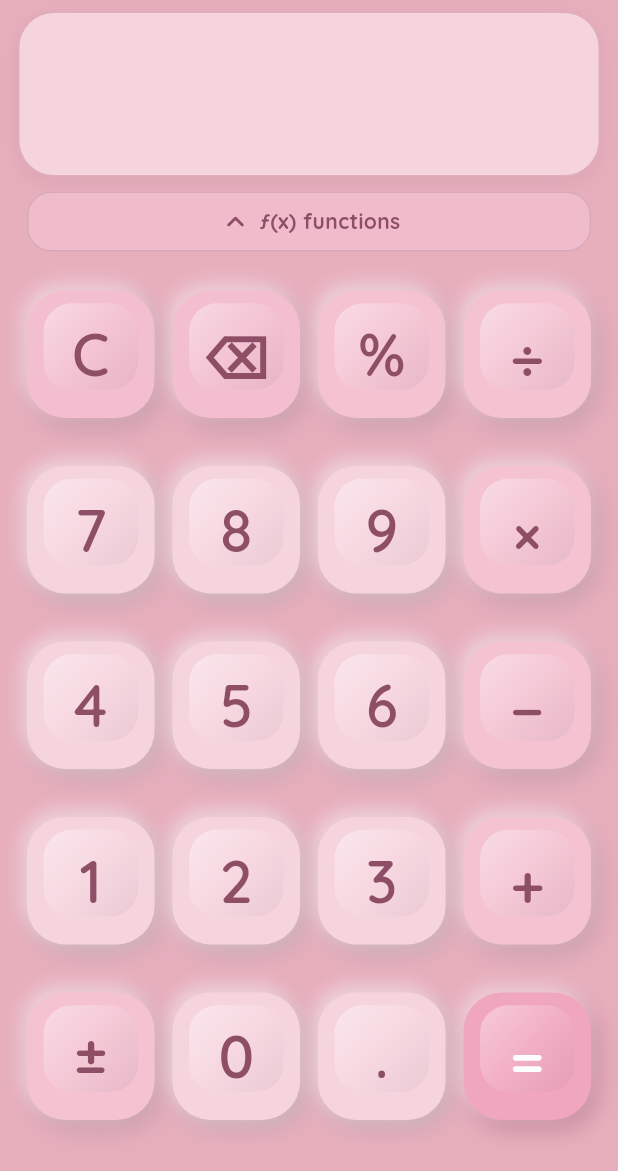
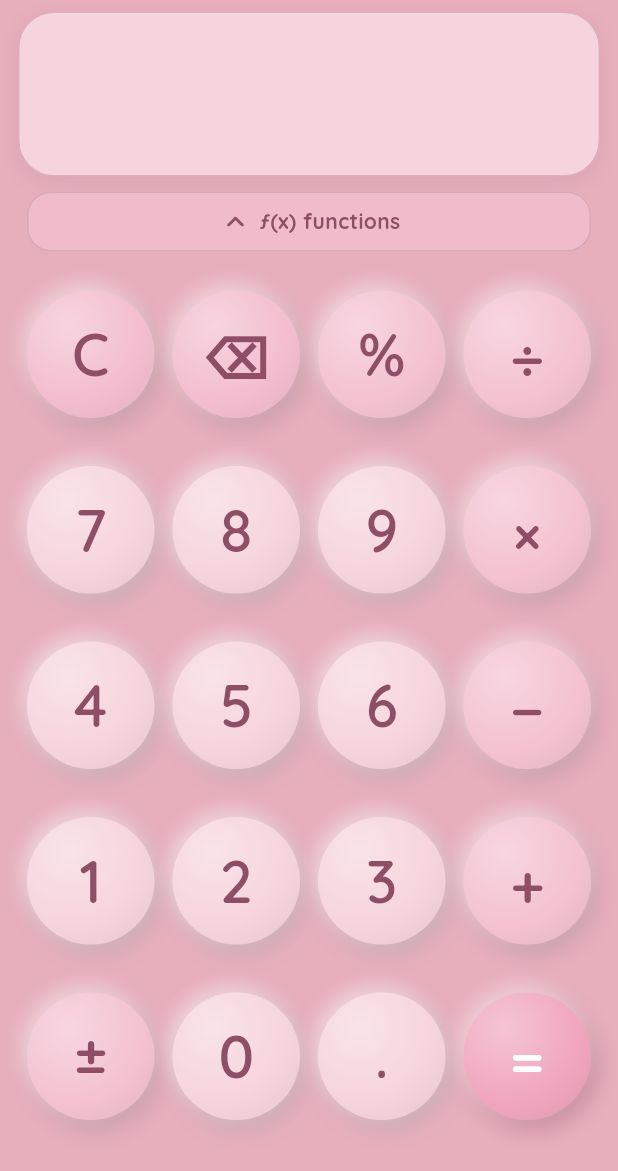
Before and after one commit to azs4n10/caculator, a Flutter app: the screen it shows after launch, on a phone screen of 412 x 824 dp, the part 65-1236 px from its top. Run offline on Flutter 3.47's test engine with Material 3 defaults, Android fonts, the phone set to English and light mode, and no system bars; our stand-ins replace google_fonts, math_expressions, shared_preferences; missing offline and left inert: flutter_math_fork.

Commit message:
fix: keep keycaps round — apply the cushion material to circles, not squares
Reverts the square shape (mistake) while keeping the key3 cushion feel: round
caps with top-left highlight, bottom-right soft shadow and a radial dome.

```diff
--- a/lib/widgets/typewriter_key.dart
+++ b/lib/widgets/typewriter_key.dart
@@ -4,11 +4,11 @@ import 'package:flutter/services.dart';
 import '../theme.dart';
 import '../theme/key_texture.dart';
 
-/// A soft, cushioned rounded-square keycap (modelled on the key3 reference):
-/// a raised cap lit from the top-left (light highlight) and shaded to the
-/// bottom-right (soft drop shadow), with an inflated glossy top face. [texture]
-/// swaps the material: glossy cushion / matte / clear crystal / jelly.
-/// Fills its parent box — wrap in a square (AspectRatio 1).
+/// A soft, cushioned ROUND keycap. It's lit from the top-left (a white
+/// highlight) and shaded to the bottom-right (a soft drop shadow), with a
+/// radial dome gradient, so it reads as a puffy pillow — the key3 feel, kept
+/// circular. [texture] swaps the material: glossy cushion / matte / clear
+/// crystal / jelly. Fills its parent box — wrap in a square (AspectRatio 1).
 class TypewriterKey extends StatefulWidget {
   final String label;
   final VoidCallback onTap;
@@ -53,14 +53,14 @@ class _TypewriterKeyState extends State<TypewriterKey> {
       builder: (_, c) {
         final w = c.maxWidth, h = c.maxHeight;
         final t = widget.texture;
-        final r = BorderRadius.circular(h * 0.30);
-        final shift = h * 0.05;
+        final shift = h * 0.045;
         final crystal = t == KeyTexture.crystal;
+        const dome = Alignment(-0.35, -0.45); // highlight toward the top-left
 
-        // Raised cushion: white highlight at the top-left, soft dark shadow at
-        // the bottom-right.
+        // Soft cushion lighting: white highlight top-left, soft dark shadow
+        // bottom-right.
         final raised = <BoxShadow>[
-          BoxShadow(color: _d(0.20), offset: Offset(w * 0.045, h * 0.06), blurRadius: h * 0.16),
+          BoxShadow(color: _d(0.20), offset: Offset(w * 0.04, h * 0.06), blurRadius: h * 0.15),
           BoxShadow(color: Colors.white.withValues(alpha: 0.5), offset: Offset(-w * 0.035, -h * 0.05), blurRadius: h * 0.12),
         ];
         final pressed = <BoxShadow>[
@@ -70,6 +70,26 @@ class _TypewriterKeyState extends State<TypewriterKey> {
         final crystalShadow = <BoxShadow>[
           BoxShadow(color: Colors.black.withValues(alpha: _down ? 0.06 : 0.16), offset: Offset(0, _down ? 1 : 3.5), blurRadius: _down ? 3 : 7),
         ];
+
+        Gradient? capGradient;
+        switch (t) {
+          case KeyTexture.matte:
+            capGradient = RadialGradient(center: dome, radius: 1.0, colors: [_l(0.10), widget.color, _d(0.04)], stops: const [0, 0.6, 1]);
+            break;
+          case KeyTexture.glossy:
+            capGradient = RadialGradient(center: dome, radius: 1.0, colors: [_l(0.34), widget.color, _d(0.07)], stops: const [0, 0.58, 1]);
+            break;
+          case KeyTexture.jelly:
+            capGradient = RadialGradient(center: dome, radius: 1.0, colors: [
+              widget.color.withValues(alpha: 0.6),
+              widget.color.withValues(alpha: 0.78),
+              _d(0.06).withValues(alpha: 0.78),
+            ], stops: const [0, 0.58, 1]);
+            break;
+          case KeyTexture.crystal:
+            capGradient = null;
+            break;
+        }
 
         return GestureDetector(
           behavior: HitTestBehavior.opaque,
@@ -83,11 +103,15 @@ class _TypewriterKeyState extends State<TypewriterKey> {
             duration: const Duration(milliseconds: 70),
             curve: Curves.easeOut,
             margin: EdgeInsets.only(top: _down ? shift : 0),
-            decoration: BoxDecoration(borderRadius: r, boxShadow: crystal ? crystalShadow : (_down ? pressed : raised)),
+            decoration: BoxDecoration(
+              shape: BoxShape.circle,
+              gradient: capGradient,
+              boxShadow: crystal ? crystalShadow : (_down ? pressed : raised),
+            ),
             child: Stack(
               fit: StackFit.expand,
               children: [
-                crystal ? _crystal(r) : _solidCap(t, r, w, h),
+                if (crystal) _crystal(),
                 Center(
                   child: Padding(
                     padding: EdgeInsets.symmetric(horizontal: w * 0.12),
@@ -108,30 +132,8 @@ class _TypewriterKeyState extends State<TypewriterKey> {
     );
   }
 
-  Widget _solidCap(KeyTexture t, BorderRadius r, double w, double h) {
-    final base = t == KeyTexture.jelly ? widget.color.withValues(alpha: 0.74) : widget.color;
-    final topFace = t == KeyTexture.matte
-        ? LinearGradient(begin: Alignment.topCenter, end: Alignment.bottomCenter, colors: [_l(0.12), _d(0.03)])
-        : LinearGradient(begin: Alignment.topLeft, end: Alignment.bottomRight, colors: [_l(0.42), _l(0.10), _d(0.05)], stops: const [0, 0.5, 1]);
-    return DecoratedBox(
-      decoration: BoxDecoration(color: base, borderRadius: r),
-      child: Stack(
-        fit: StackFit.expand,
-        children: [
-          Positioned(
-            top: h * 0.10,
-            left: w * 0.13,
-            right: w * 0.13,
-            bottom: h * 0.22,
-            child: DecoratedBox(decoration: BoxDecoration(gradient: topFace, borderRadius: BorderRadius.circular(h * 0.22))),
-          ),
-        ],
-      ),
-    );
-  }
-
-  Widget _crystal(BorderRadius r) {
-    // Clear glass cushion: a real BackdropFilter so the background shows through.
+  Widget _crystal() {
+    // Clear glass — a real BackdropFilter so the background shows through.
     final glass = BackdropFilter(
       filter: ImageFilter.blur(sigmaX: 6, sigmaY: 6),
       child: DecoratedBox(
@@ -142,11 +144,11 @@ class _TypewriterKeyState extends State<TypewriterKey> {
             colors: [Color(0x6BFFFFFF), Color(0x1FFFFFFF), Color(0x14000000)],
             stops: [0, 0.55, 1],
           ),
-          borderRadius: r,
+          shape: BoxShape.circle,
           border: Border.all(color: Colors.white.withValues(alpha: 0.5), width: 1.4),
         ),
       ),
     );
-    return ClipRRect(borderRadius: r, child: glass);
+    return ClipOval(child: glass);
   }
 }
```
